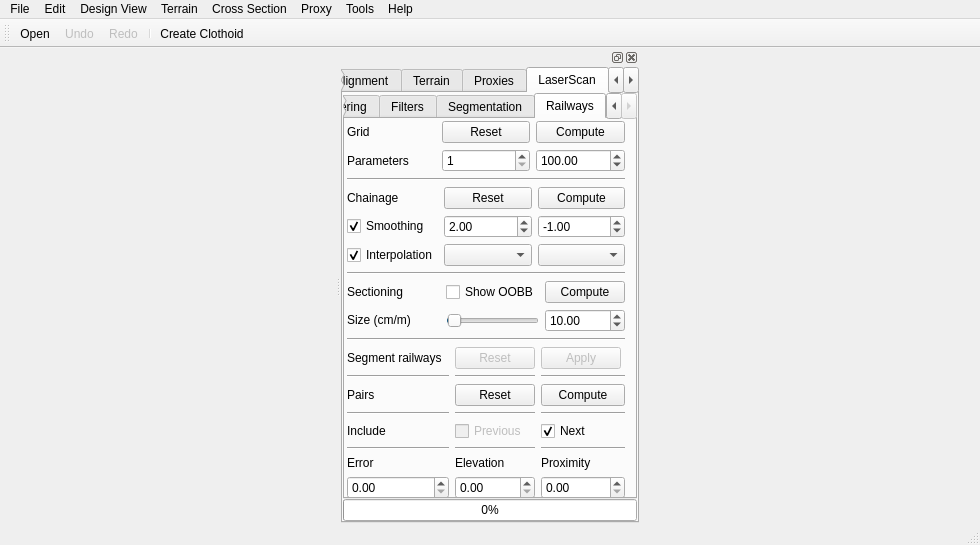
First picture: the form in src/OpenInfraPlatform/Forms/MainWindow.ui, repository tumcms/Open-Infra-Platform, before the edit.
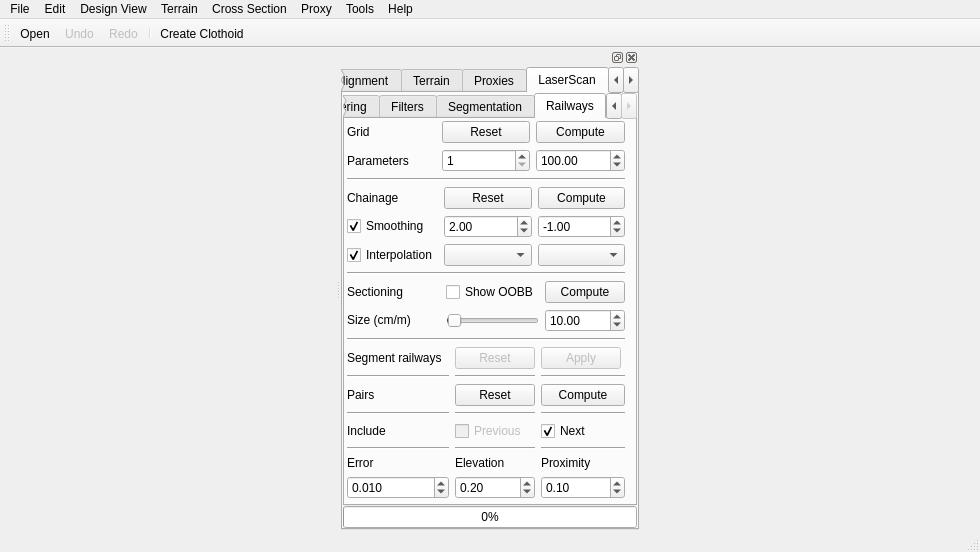
Second picture: the form after the edit. Icons and pictures are not drawn.

Commit message: Continued UI integration.

```diff
--- a/src/OpenInfraPlatform/Forms/MainWindow.ui
+++ b/src/OpenInfraPlatform/Forms/MainWindow.ui
@@ -10,7 +10,7 @@
     <x>0</x>
     <y>0</y>
     <width>980</width>
-    <height>545</height>
+    <height>552</height>
    </rect>
   </property>
   <property name="windowTitle">
@@ -2450,7 +2450,17 @@
               </widget>
              </item>
              <item row="7" column="1">
-              <widget class="QDoubleSpinBox" name="doubleSpinBox_18"/>
+              <widget class="QDoubleSpinBox" name="doubleSpinBoxPairsMaxElevationDiff">
+               <property name="toolTip">
+                <string>Maximal elevation difference between paired points.</string>
+               </property>
+               <property name="singleStep">
+                <double>0.100000000000000</double>
+               </property>
+               <property name="value">
+                <double>0.200000000000000</double>
+               </property>
+              </widget>
              </item>
              <item row="6" column="0">
               <widget class="QLabel" name="label_28">
@@ -2470,10 +2480,33 @@
               </widget>
              </item>
              <item row="7" column="0">
-              <widget class="QDoubleSpinBox" name="doubleSpinBox_17"/>
+              <widget class="QDoubleSpinBox" name="doubleSpinBoxPairsMaxError">
+               <property name="toolTip">
+                <string>Maximal error regarding point-to-point distance for two points to be considered as pair.</string>
+               </property>
+               <property name="decimals">
+                <number>3</number>
+               </property>
+               <property name="singleStep">
+                <double>0.001000000000000</double>
+               </property>
+               <property name="value">
+                <double>0.010000000000000</double>
+               </property>
+              </widget>
              </item>
              <item row="7" column="2">
-              <widget class="QDoubleSpinBox" name="doubleSpinBox_19"/>
+              <widget class="QDoubleSpinBox" name="doubleSpinBoxPointPairProximity">
+               <property name="toolTip">
+                <string>Minimum distance between second points of pairs sharing the first point.</string>
+               </property>
+               <property name="singleStep">
+                <double>0.100000000000000</double>
+               </property>
+               <property name="value">
+                <double>0.100000000000000</double>
+               </property>
+              </widget>
              </item>
              <item row="4" column="0">
               <widget class="QLabel" name="label_35">
```
Left out of the diff: 136 changed lines with no effect on the pictures.
